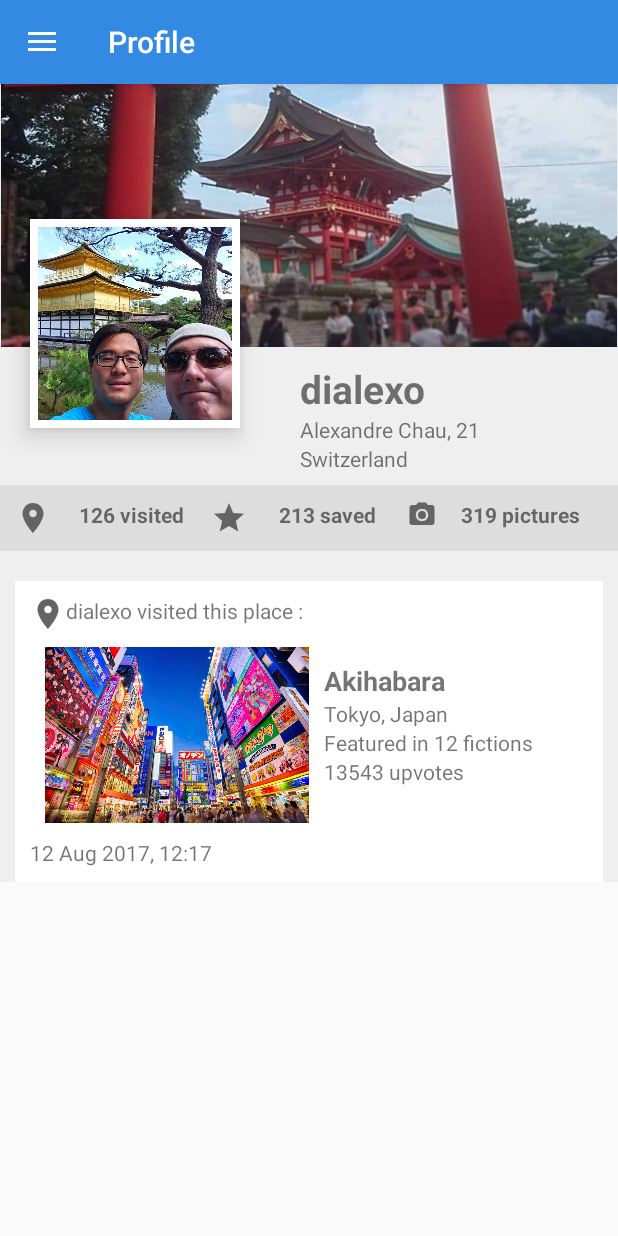
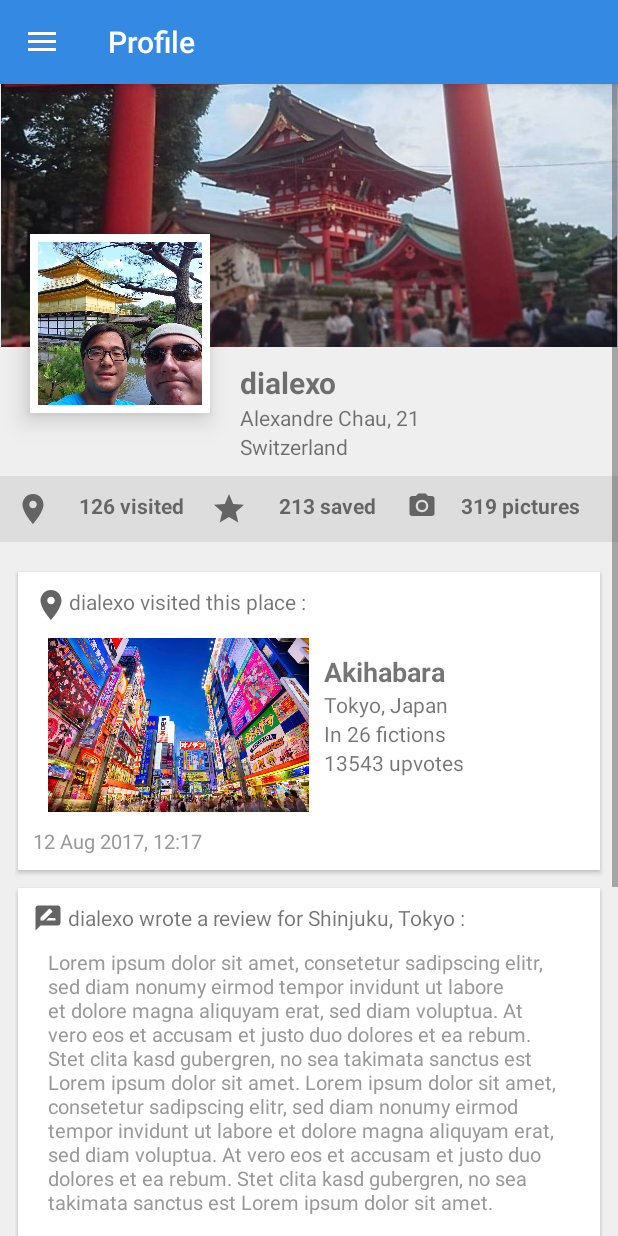
Before and after one commit to codeofmochi/Fiktion, an Android app: the ProfileActivity screen opened directly, with no data from a screen before it, on a phone screen of 412 x 824 dp. Run offline under Robolectric (Android 15) with nearby library versions, the phone set to English and light mode, and no system bars.

Commit message:
Add user activity cards types UI

```diff
--- a/app/src/main/res/layout/activity_profile.xml
+++ b/app/src/main/res/layout/activity_profile.xml
@@ -4,8 +4,9 @@
     xmlns:tools="http://schemas.android.com/tools"
     android:id="@+id/profileMain"
     android:layout_width="match_parent"
-    android:layout_height="match_parent"
+    android:layout_height="wrap_content"
     android:background="#EFEFEF"
+    android:paddingBottom="20dp"
     tools:context="ch.epfl.sweng.fiktion.views.ProfileActivity">
 
     <ImageView
@@ -20,10 +21,10 @@
 
     <ImageView
         android:id="@+id/userProfilePicture"
-        android:layout_width="140dp"
+        android:layout_width="120dp"
         android:layout_height="wrap_content"
         android:layout_marginStart="20dp"
-        android:layout_marginTop="90dp"
+        android:layout_marginTop="100dp"
         android:adjustViewBounds="true"
         android:background="@color/white"
         android:contentDescription="@string/user_profile_picture"
@@ -38,7 +39,7 @@
         android:id="@+id/userInfos"
         android:layout_width="225dp"
         android:layout_height="wrap_content"
-        android:layout_marginStart="200dp"
+        android:layout_marginStart="160dp"
         android:layout_marginTop="10dp"
         android:orientation="vertical"
         app:layout_constraintStart_toStartOf="parent"
@@ -49,7 +50,7 @@
             android:layout_width="match_parent"
             android:layout_height="wrap_content"
             android:text="dialexo"
-            android:textSize="26sp"
+            android:textSize="20sp"
             android:textStyle="bold"
             tools:ignore="HardcodedText" /><!-- text will change dynamically -->
 
@@ -72,7 +73,7 @@
         android:id="@+id/stats"
         android:layout_width="match_parent"
         android:layout_height="wrap_content"
-        android:layout_marginTop="8dp"
+        android:layout_marginTop="10dp"
         android:background="#DDDDDD"
         android:orientation="horizontal"
         android:padding="10dp"
@@ -130,7 +131,7 @@
         android:layout_height="wrap_content"
         android:layout_marginEnd="10dp"
         android:layout_marginStart="10dp"
-        android:layout_marginTop="20dp"
+        android:layout_marginTop="10dp"
         android:layout_weight="1"
         android:orientation="vertical"
         app:layout_constraintEnd_toEndOf="parent"
@@ -141,17 +142,24 @@
             android:id="@+id/locationPost"
             android:layout_width="match_parent"
             android:layout_height="match_parent"
+            android:layout_marginBottom="2dp"
+            android:layout_marginEnd="2dp"
+            android:layout_marginLeft="2dp"
+            android:layout_marginRight="2dp"
+            android:layout_marginStart="2dp"
+            android:layout_marginTop="10dp"
             android:background="@color/white"
-            android:padding="10dp"
-            android:orientation="vertical">
+            android:elevation="2dp"
+            android:orientation="vertical"
+            android:padding="10dp">
 
             <TextView
                 android:id="@+id/locationPostComment"
                 android:layout_width="match_parent"
                 android:layout_height="wrap_content"
-                android:text="dialexo visited this place :"
                 android:drawableStart="@drawable/location_icon"
                 android:drawableTint="@color/darkGray"
+                android:text="dialexo visited this place :"
                 tools:ignore="HardcodedText"
                 tools:targetApi="m" /><!-- text will change dynamically -->
 
@@ -168,16 +176,15 @@
                     android:layout_height="wrap_content"
                     android:layout_weight="1"
                     android:adjustViewBounds="true"
+                    android:contentDescription="@string/location_post_photo"
                     android:cropToPadding="true"
-                    app:srcCompat="@drawable/akibairl2"
-                    android:contentDescription="@string/location_post_photo" />
+                    app:srcCompat="@drawable/akibairl2" />
 
                 <LinearLayout
                     android:id="@+id/locationPostInfos"
                     android:layout_width="match_parent"
-                    android:layout_height="match_parent"
+                    android:layout_height="wrap_content"
                     android:layout_weight="1"
-                    android:clipToPadding="false"
                     android:orientation="vertical"
                     android:padding="10dp">
 
@@ -201,7 +208,7 @@
                         android:id="@+id/locationPostFeatured"
                         android:layout_width="match_parent"
                         android:layout_height="wrap_content"
-                        android:text="Featured in 12 fictions"
+                        android:text="In 26 fictions"
                         tools:ignore="HardcodedText" />
 
                     <TextView
@@ -218,8 +225,103 @@
                 android:layout_width="match_parent"
                 android:layout_height="wrap_content"
                 android:text="12 Aug 2017, 12:17"
-                tools:ignore="HardcodedText"/><!-- text will change dynamically -->
+                android:textColor="@color/colorText"
+                android:textSize="13sp"
+                tools:ignore="HardcodedText" /><!-- text will change dynamically -->
         </LinearLayout>
+
+        <LinearLayout
+            android:id="@+id/reviewPost"
+            android:layout_width="match_parent"
+            android:layout_height="match_parent"
+            android:layout_marginBottom="2dp"
+            android:layout_marginEnd="2dp"
+            android:layout_marginLeft="2dp"
+            android:layout_marginRight="2dp"
+            android:layout_marginStart="2dp"
+            android:layout_marginTop="10dp"
+            android:background="@color/white"
+            android:elevation="2dp"
+            android:orientation="vertical"
+            android:padding="10dp">
+
+            <TextView
+                android:id="@+id/reviewPostComment"
+                android:layout_width="match_parent"
+                android:layout_height="wrap_content"
+                android:drawableStart="@drawable/rate_review_icon"
+                android:drawableTint="@color/darkGray"
+                android:text=" dialexo wrote a review for Shinjuku, Tokyo :"
+                tools:ignore="HardcodedText"
+                tools:targetApi="m" /><!-- text will change dynamically -->
+
+            <TextView
+                android:id="@+id/reviewPostContent"
+                android:layout_width="wrap_content"
+                android:layout_height="wrap_content"
+                android:padding="10dp"
+                android:text="Lorem ipsum dolor sit amet, consetetur sadipscing elitr, sed diam nonumy eirmod tempor invidunt ut labore et dolore magna aliquyam erat, sed diam voluptua. At vero eos et accusam et justo duo dolores et ea rebum. Stet clita kasd gubergren, no sea takimata sanctus est Lorem ipsum dolor sit amet. Lorem ipsum dolor sit amet, consetetur sadipscing elitr, sed diam nonumy eirmod tempor invidunt ut labore et dolore magna aliquyam erat, sed diam voluptua. At vero eos et accusam et justo duo dolores et ea rebum. Stet clita kasd gubergren, no sea takimata sanctus est Lorem ipsum dolor sit amet."
+                android:textColor="@color/colorText"
+                android:textSize="13sp"
+                tools:ignore="HardcodedText" />
+
+            <TextView
+                android:id="@+id/reviewPostDate"
+                android:layout_width="match_parent"
+                android:layout_height="wrap_content"
+                android:text="09 Aug 2017, 15:46"
+                android:textColor="@color/colorText"
+                android:textSize="13sp"
+                tools:ignore="HardcodedText" />
+
+            <!-- text will change dynamically -->
+        </LinearLayout>
+
+        <LinearLayout
+            android:id="@+id/photoPost"
+            android:layout_width="match_parent"
+            android:layout_height="match_parent"
+            android:layout_marginBottom="2dp"
+            android:layout_marginEnd="2dp"
+            android:layout_marginLeft="2dp"
+            android:layout_marginRight="2dp"
+            android:layout_marginStart="2dp"
+            android:layout_marginTop="10dp"
+            android:background="@color/white"
+            android:elevation="2dp"
+            android:orientation="vertical"
+            android:padding="10dp">
+
+            <TextView
+                android:id="@+id/photoPostComment"
+                android:layout_width="match_parent"
+                android:layout_height="wrap_content"
+                android:drawableStart="@drawable/camera_icon"
+                android:drawableTint="@color/darkGray"
+                android:text=" dialexo took a picture in Akihabara, Tokyo :"
+                tools:ignore="HardcodedText"
+                tools:targetApi="m" /><!-- text will change dynamically -->
+
+            <ImageView
+                android:id="@+id/photoPostPic"
+                android:layout_width="match_parent"
+                android:layout_height="wrap_content"
+                android:adjustViewBounds="true"
+                android:contentDescription="@string/user_content_picture"
+                android:cropToPadding="true"
+                android:padding="10dp"
+                app:srcCompat="@drawable/akibairl" />
+
+            <TextView
+                android:id="@+id/photoPostDate"
+                android:layout_width="match_parent"
+                android:layout_height="wrap_content"
+                android:text="11 Aug 2017, 09:55"
+                android:textColor="@color/colorText"
+                android:textSize="13sp"
+                tools:ignore="HardcodedText" /><!-- text will change dynamically -->
+        </LinearLayout>
+
     </LinearLayout>
 
 
--- a/app/src/main/res/values/strings.xml
+++ b/app/src/main/res/values/strings.xml
@@ -77,4 +77,5 @@
     <string name="user_banner">User banner</string>
     <string name="user_profile_picture">User profile picture</string>
     <string name="location_post_photo">Location post photo</string>
+    <string name="user_content_picture">User content picture</string>
 </resources>
```
